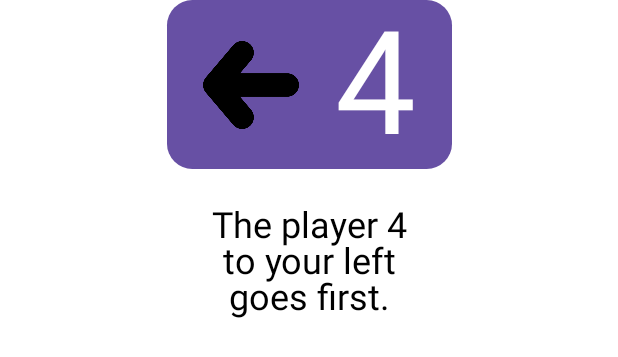
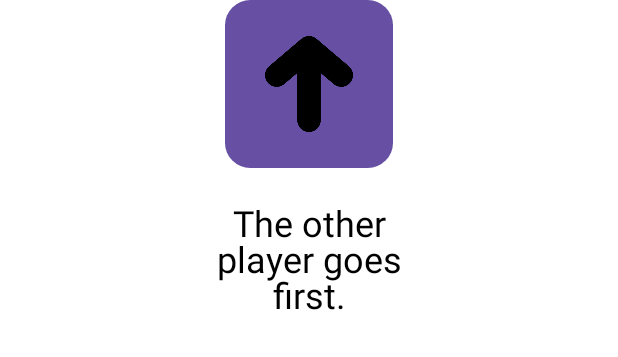
Before and after one commit to mts7/pick-first-player, an Android app built with Jetpack Compose: the @Preview function PreviewPlayerDirectionOther, on a phone screen of 412 x 824 dp. Shown: the top 357 px of the screen. Run offline under Robolectric (Android 15) with nearby library versions, the phone set to English and light mode, and no system bars.

Commit message:
add arrow for other player PFP-21

```diff
--- a/app/src/main/java/com/mts7/pickfirstplayer/MainActivity.kt
+++ b/app/src/main/java/com/mts7/pickfirstplayer/MainActivity.kt
@@ -337,6 +337,7 @@ fun PlayerDirection(direction: String, places: Int) {
     val rotation = when (direction) {
         "left" -> 180.0F
         "self" -> 90.0F
+        "other" -> 270.0F
         else -> 0.0F
     }
 
@@ -348,7 +349,7 @@ fun PlayerDirection(direction: String, places: Int) {
             verticalAlignment = Alignment.CenterVertically,
             modifier = Modifier.padding(
                 horizontal = 24.dp,
-                vertical = if (places == 0) 24.dp else 0.dp
+                vertical = if (places == 0 || direction == "other") 24.dp else 0.dp
             )
         ) {
             Image(
@@ -358,7 +359,7 @@ fun PlayerDirection(direction: String, places: Int) {
                     .size(64.dp)
                     .rotate(rotation)
             )
-            if (places > 0) {
+            if (places > 0 && direction != "other") {
                 Spacer(
                     modifier = Modifier.width(24.dp)
                 )
@@ -382,12 +383,23 @@ fun PlayerDirection(direction: String, places: Int) {
 
 @Preview
 @Composable
+fun PreviewPlayerDirectionLeft() {
+    Column(
+        horizontalAlignment = Alignment.CenterHorizontally,
+        modifier = Modifier.fillMaxWidth(),
+    ) {
+        PlayerDirection("left", 2)
+    }
+}
+
+@Preview
+@Composable
 fun PreviewPlayerDirectionOther() {
     Column(
         horizontalAlignment = Alignment.CenterHorizontally,
         modifier = Modifier.fillMaxWidth(),
     ) {
-        PlayerDirection("left", 4)
+        PlayerDirection("other", 1)
     }
 }
 
```
Also changed, not shown: 1 other file.
